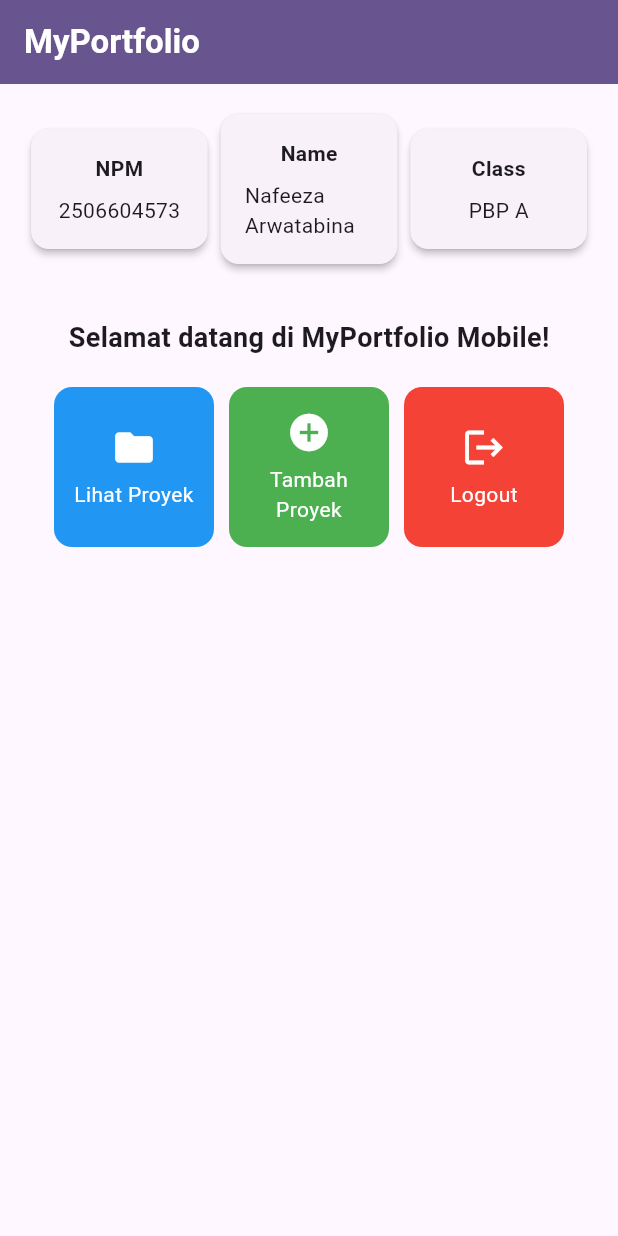
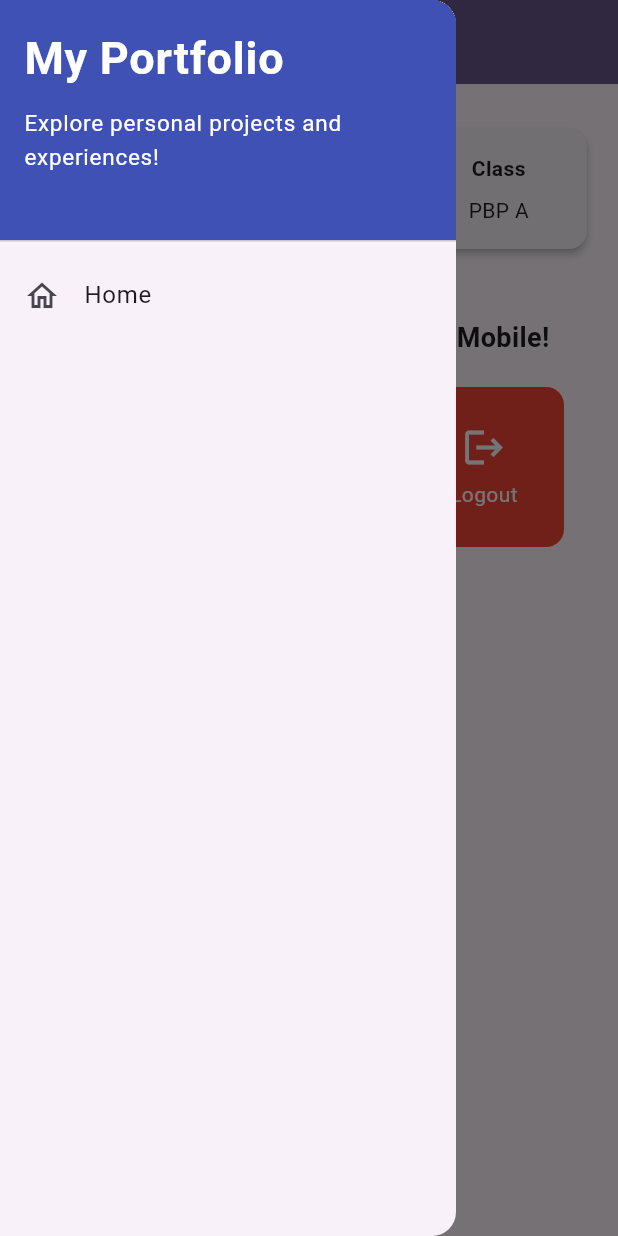
Before and after one commit to snweeza/myportofolio_mobile, a Flutter app: the screen it shows after launch, with the side drawer open (before the commit the screen has no drawer), on a phone screen of 412 x 824 dp. Run offline on Flutter 3.47's test engine with Material 3 defaults, Android fonts, the phone set to English and light mode, and no system bars; our stand-ins replace material_ui.

Commit message:
feat: add drawer menu (bfr projectformpage)

```diff
--- a/lib/main.dart
+++ b/lib/main.dart
@@ -1,4 +1,4 @@
-import 'package:flutter/material.dart';
+import 'package:material_ui/material_ui.dart';
 import 'package:myportofolio_mobile/menu.dart';
 
 void main() {
--- a/lib/menu.dart
+++ b/lib/menu.dart
@@ -1,4 +1,6 @@
-import 'package:flutter/material.dart';
+
+import 'package:material_ui/material_ui.dart';
+import 'package:myportofolio_mobile/widgets/left_drawer.dart';
 
 class MyHomePage extends StatelessWidget {
   MyHomePage({super.key});
@@ -15,9 +17,7 @@ class MyHomePage extends StatelessWidget {
 
   @override
   Widget build(BuildContext context) {
-    // Scaffold menyediakan struktur visual dasar halaman (AppBar, Body, SnackBar).
     return Scaffold(
-      // AppBar menampilkan bar bagian atas halaman aplikasi.
       appBar: AppBar(
         title: const Text(
           'MyPortfolio',
@@ -27,14 +27,18 @@ class MyHomePage extends StatelessWidget {
           ),
         ),
         backgroundColor: Theme.of(context).colorScheme.primary,
+        iconTheme: const IconThemeData(color: Colors.white),
       ),
-      // Body halaman utama dengan padding di sekelilingnya.
+
+      // Drawer di sebelah kiri
+      drawer: const LeftDrawer(),
+
       body: Padding(
         padding: const EdgeInsets.all(16.0),
         child: Column(
           crossAxisAlignment: CrossAxisAlignment.center,
           children: [
-            // Baris horizontal untuk menampilkan 3 InfoCard secara sejajar.
+            // Informasi mahasiswa
             Row(
               mainAxisAlignment: MainAxisAlignment.spaceEvenly,
               children: [
@@ -46,7 +50,7 @@ class MyHomePage extends StatelessWidget {
 
             const SizedBox(height: 16.0),
 
-            // Bagian tengah: pesan sambutan dan kisi tombol menu portofolio.
+            // Pesan sambutan dan menu
             Center(
               child: Column(
                 children: [
@@ -61,14 +65,13 @@ class MyHomePage extends StatelessWidget {
                     ),
                   ),
 
-                  // GridView menampilkan kartu tombol dalam tata letak kisi 3 kolom.
+                  // Grid menu
                   GridView.count(
                     primary: true,
                     padding: const EdgeInsets.all(20),
                     crossAxisSpacing: 10,
                     mainAxisSpacing: 10,
                     crossAxisCount: 3,
-                    // shrinkWrap agar ukuran kisi menyesuaikan tinggi konten anak.
                     shrinkWrap: true,
                     children: items.map((ItemHomepage item) {
                       return ItemCard(item);
@@ -85,22 +88,22 @@ class MyHomePage extends StatelessWidget {
 }
 
 class InfoCard extends StatelessWidget {
-  // Kartu informasi yang menampilkan judul (title) dan isi (content).
   final String title;
   final String content;
 
-  const InfoCard({super.key, required this.title, required this.content});
+  const InfoCard({
+    super.key,
+    required this.title,
+    required this.content,
+  });
 
   @override
   Widget build(BuildContext context) {
     return Card(
-      // Memberikan efek bayangan kartu elevasi 2 unit.
       elevation: 2.0,
       child: Container(
-        // Menyesuaikan lebar kartu dengan proporsi layar (dibagi 3.5).
         width: MediaQuery.of(context).size.width / 3.5,
         padding: const EdgeInsets.all(16.0),
-        // Menyusun teks title dan content secara vertikal.
         child: Column(
           children: [
             Text(
@@ -132,18 +135,21 @@ class ItemCard extends StatelessWidget {
   @override
   Widget build(BuildContext context) {
     return Material(
-      // Menggunakan warna berdasarkan color item home page
       color: item.color,
       borderRadius: BorderRadius.circular(12),
       child: InkWell(
-        // Aksi ketika kartu ditekan oleh pengguna.
         onTap: () {
-          // Menampilkan SnackBar dengan pesan interaktif.
           ScaffoldMessenger.of(context)
             ..hideCurrentSnackBar()
             ..showSnackBar(
-              SnackBar(content: Text("Kamu telah menekan tombol ${item.name}!"))
+              SnackBar(
+                content: Text(
+                  "Kamu telah menekan tombol ${item.name}!",
+                ),
+              ),
             );
+
+            // add routing
         },
         child: Container(
           padding: const EdgeInsets.all(8),
@@ -156,7 +162,9 @@ class ItemCard extends StatelessWidget {
                   color: Colors.white,
                   size: 30.0,
                 ),
-                const Padding(padding: EdgeInsets.all(3)),
+                const Padding(
+                  padding: EdgeInsets.all(3),
+                ),
                 Text(
                   item.name,
                   textAlign: TextAlign.center,
--- /dev/null
+++ b/lib/widgets/left_drawer.dart
@@ -0,0 +1,58 @@
+
+import 'package:material_ui/material_ui.dart';
+import 'package:myportofolio_mobile/menu.dart';
+
+class LeftDrawer extends StatelessWidget {
+  const LeftDrawer({super.key});
+
+  @override
+  Widget build(BuildContext context) {
+    return Drawer(
+      child: ListView(
+        children: [
+          // Drawer Header
+          const DrawerHeader(
+            decoration: BoxDecoration(
+              color: Colors.indigo,
+            ),
+            child: Column(
+              crossAxisAlignment: CrossAxisAlignment.start,
+              children: [
+                Text(
+                  'My Portfolio',
+                  style: TextStyle(
+                    fontSize: 30,
+                    fontWeight: FontWeight.bold,
+                    color: Colors.white,
+                  ),
+                ),
+                SizedBox(height: 10),
+                Text(
+                  'Explore personal projects and experiences!',
+                  style: TextStyle(
+                    fontSize: 15,
+                    color: Colors.white,
+                  ),
+                ),
+              ],
+            ),
+          ),
+
+          // Routing ke Home
+          ListTile(
+            leading: const Icon(Icons.home_outlined),
+            title: const Text('Home'),
+            onTap: () {
+              Navigator.pushReplacement(
+                context,
+                MaterialPageRoute(
+                  builder: (context) => MyHomePage(),
+                ),
+              );
+            },
+          ),
+        ],
+      ),
+    );
+  }
+}
```
